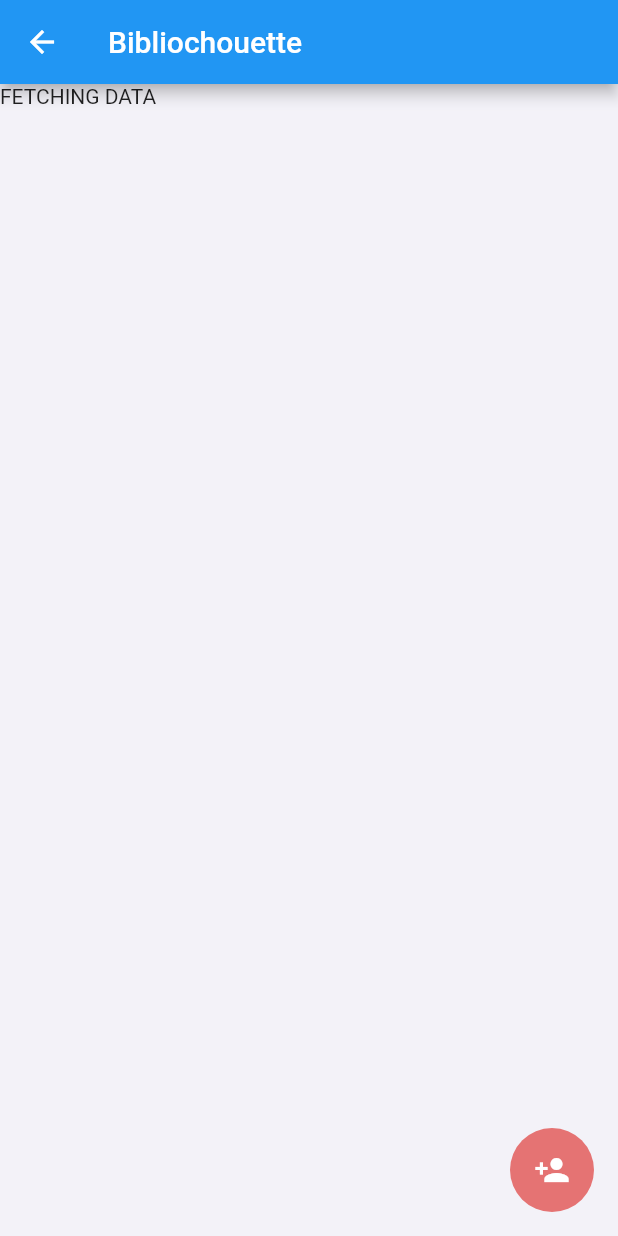
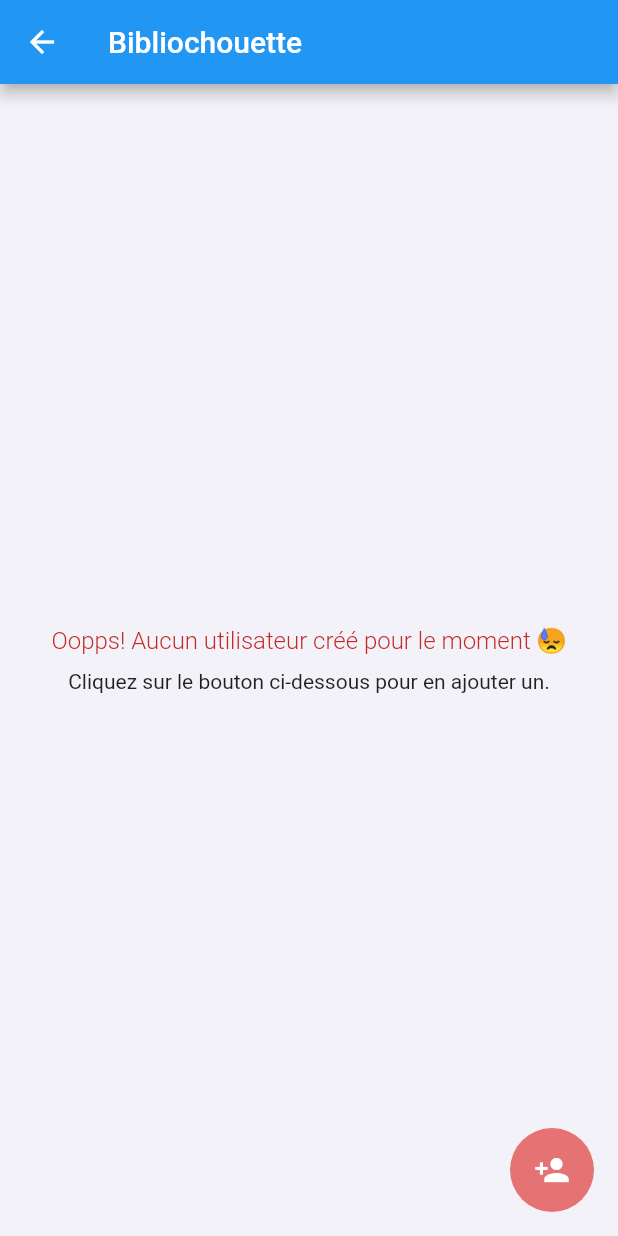
Before and after one commit to JeromeDesseaux/bibliochouetteFlutterApp, a Flutter app: the UserListPage screen opened by its route, on a phone screen of 412 x 824 dp. Run offline on Flutter 3.47's test engine with Material 2 defaults, Android fonts, the light colour scheme and no system bars; our stand-ins replace firebase_auth, firebase_database, firebase_storage, grouped_list, image_picker; missing offline and left inert: barcode_scan; accounts and stored records are empty.

Commit message:
fixing null values unchecked & adding default no data component

```diff
--- /dev/null
+++ b/lib/components/empty_data.dart
@@ -0,0 +1,34 @@
+import 'package:flutter/material.dart';
+
+class EmptyData extends StatelessWidget {
+  const EmptyData({this.title,this.subtitle});
+
+  final String title;
+  final String subtitle;
+
+  @override
+  Widget build(BuildContext context) {
+    return
+      new Container(
+        child: Center(
+          child: Column(
+            mainAxisAlignment: MainAxisAlignment.center,
+            crossAxisAlignment: CrossAxisAlignment.center,
+            children: <Widget>[
+              Text(
+                title,
+                style: TextStyle(
+                  color: Colors.red[800],
+                  fontWeight: FontWeight.w300,
+                  fontSize: 16
+                ),
+              ),
+              SizedBox(height: 10),
+              Text(subtitle)
+            ],
+          )
+        )
+      );
+
+  }
+}
--- a/lib/users/user_list.dart
+++ b/lib/users/user_list.dart
@@ -1,6 +1,7 @@
 import "package:flutter/material.dart";
 import 'package:firebase_auth/firebase_auth.dart';
 import 'package:firebase_database/firebase_database.dart';
+import 'package:gestion_bibliotheque/components/empty_data.dart';
 import 'package:gestion_bibliotheque/components/user_card.dart';
 import 'package:gestion_bibliotheque/models/class.dart';
 import 'package:gestion_bibliotheque/utils/classes.dart';
@@ -169,7 +170,10 @@ class _UserListPageState extends State<UserListPage> {
               )
             );
     }else{
-      return new Text("FETCHING DATA");
+      return new EmptyData(
+        title: "Oopps! Aucun utilisateur créé pour le moment 😓",
+        subtitle: "Cliquez sur le bouton ci-dessous pour en ajouter un."
+      );
     }
   }
 
```
Also changed, not shown: lib/classes/class_list.dart (+4 -19 lines), lib/utils/classes.dart (+6 -4 lines).
